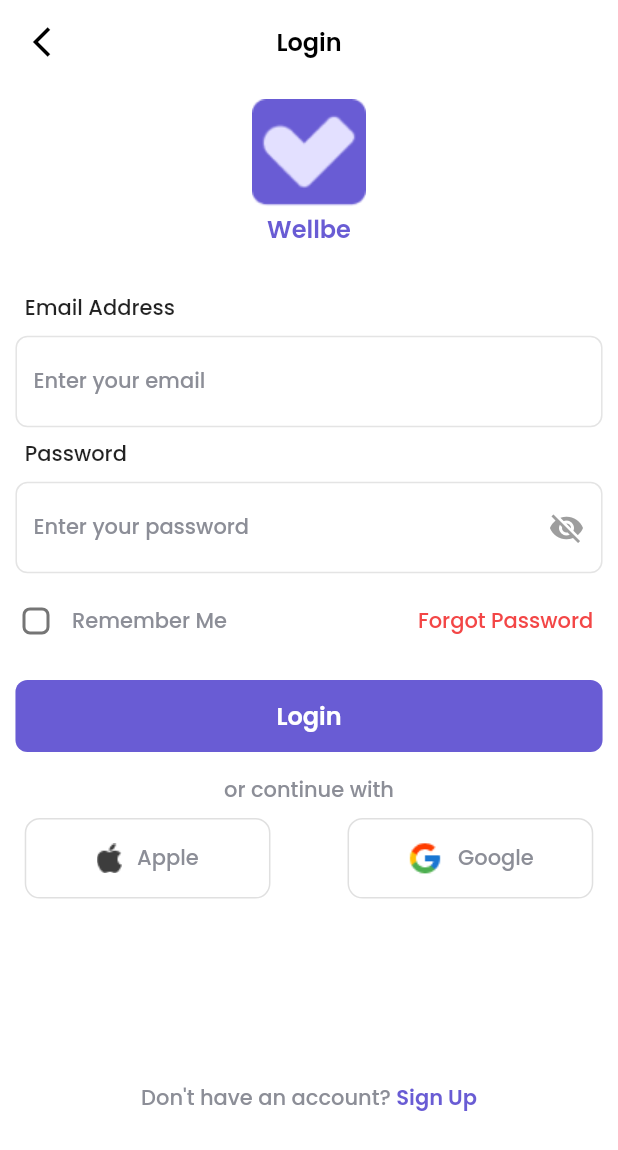
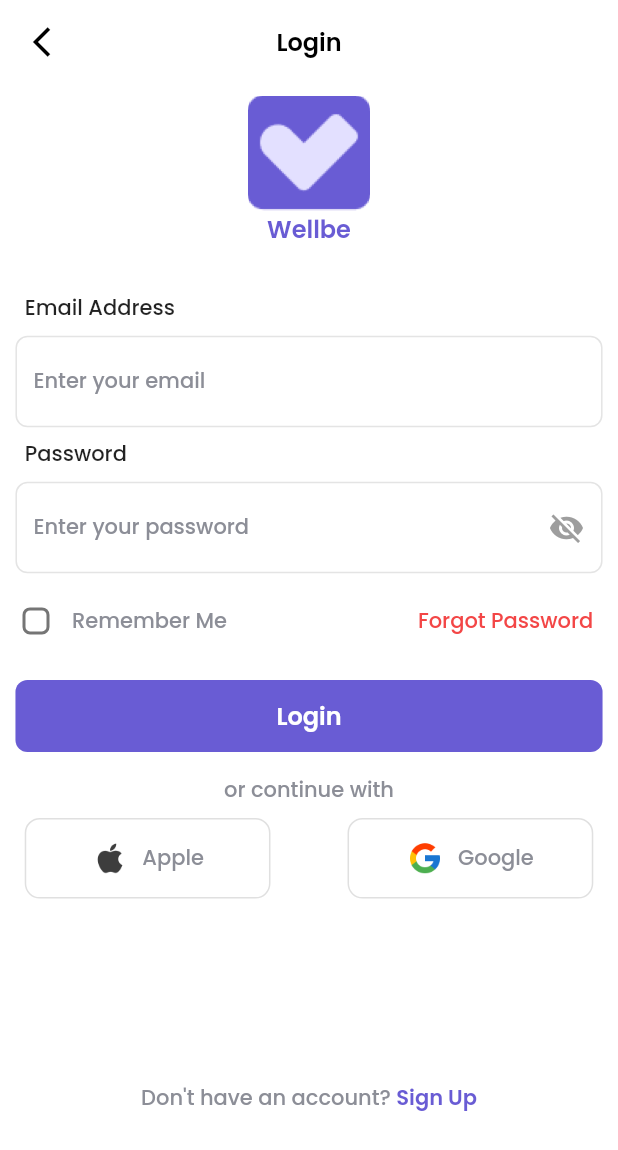
Before and after one commit to Coding-Club-IITG/AsterHF, a Flutter app: the LoginScreen screen opened by its route, on a phone screen of 412 x 824 dp. Shown: the top 1150 px of the screen. Run offline on Flutter 3.47's test engine with Material 2 defaults, Android fonts, the phone set to English and light mode, and no system bars; our stand-ins replace google_fonts; missing offline and left inert: country_calling_code_picker.

Commit message:
Fix aspect ratio issue, and add assets x4 in size.

```diff
--- a/lib/screens/login_screen.dart
+++ b/lib/screens/login_screen.dart
@@ -57,7 +57,6 @@ class _LoginScreenState extends State<LoginScreen> {
                     children: [
                       SizedBox(
                         height: availableHeight*0.1,
-                        width: availableHeight*0.1,
                         child: Image.asset('assets/images/logo.png'),
                       ),
                     ],
@@ -277,7 +276,7 @@ class _LoginScreenState extends State<LoginScreen> {
                                 child: Row(
                                   mainAxisAlignment: MainAxisAlignment.center,
                                   children: [
-                                    Image.asset('assets/images/apple.png'),
+                                    Image.asset('assets/images/apple.png', height: 24.0,),
                                     const SizedBox(
                                       width: 10,
                                     ),
@@ -311,7 +310,7 @@ class _LoginScreenState extends State<LoginScreen> {
                                   child: Row(
                                     mainAxisAlignment: MainAxisAlignment.center,
                                     children: [
-                                      Image.asset('assets/images/google.png'),
+                                      Image.asset('assets/images/google.png', height: 24.0,),
                                       const SizedBox(
                                         width: 10,
                                       ),
--- a/lib/screens/signup_screen.dart
+++ b/lib/screens/signup_screen.dart
@@ -358,7 +358,7 @@ class _SignupScreenState extends State<SignupScreen> {
                             child: Row(
                               mainAxisAlignment: MainAxisAlignment.center,
                               children: [
-                                Image.asset('assets/images/apple.png'),
+                                Image.asset('assets/images/apple.png', height: 24.0,),
                                 const SizedBox(
                                   width: 10,
                                 ),
@@ -393,7 +393,7 @@ class _SignupScreenState extends State<SignupScreen> {
                               child: Row(
                                 mainAxisAlignment: MainAxisAlignment.center,
                                 children: [
-                                  Image.asset('assets/images/google.png'),
+                                  Image.asset('assets/images/google.png', height: 24.0,),
                                   const SizedBox(
                                     width: 10,
                                   ),
```
Also changed, not shown: assets/images/apple.png, assets/images/google.png, assets/images/logo.png.
